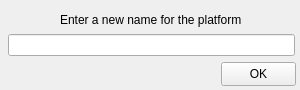
The window that gui/dialogs/platform_rename.ui (RolandWH/SIPPCompare) describes before a commit, drawn with Qt 5.
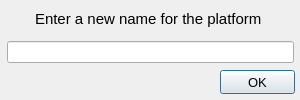
The same window after the commit.

Patch:
```diff
--- a/gui/dialogs/platform_rename.ui
+++ b/gui/dialogs/platform_rename.ui
@@ -1,54 +1,69 @@
 <?xml version="1.0" encoding="UTF-8"?>
 <ui version="4.0">
  <class>PlatformRename</class>
- <widget class="QWidget" name="PlatformRename">
+ <widget class="QDialog" name="PlatformRename">
   <property name="geometry">
    <rect>
     <x>0</x>
     <y>0</y>
     <width>300</width>
-    <height>90</height>
+    <height>100</height>
    </rect>
   </property>
   <property name="windowTitle">
    <string>Rename Platform</string>
   </property>
+  <widget class="QLineEdit" name="rename_plat_box">
+   <property name="geometry">
+    <rect>
+     <x>7</x>
+     <y>41</y>
+     <width>287</width>
+     <height>22</height>
+    </rect>
+   </property>
+   <property name="font">
+    <font>
+     <pointsize>11</pointsize>
+    </font>
+   </property>
+  </widget>
+  <widget class="QLabel" name="rename_plat_lab">
+   <property name="geometry">
+    <rect>
+     <x>35</x>
+     <y>9</y>
+     <width>241</width>
+     <height>20</height>
+    </rect>
+   </property>
+   <property name="font">
+    <font>
+     <pointsize>11</pointsize>
+    </font>
+   </property>
+   <property name="text">
+    <string>Enter a new name for the platform</string>
+   </property>
+  </widget>
   <widget class="QPushButton" name="rename_plat_ok_but">
    <property name="geometry">
     <rect>
-     <x>221</x>
-     <y>62</y>
+     <x>220</x>
+     <y>70</y>
      <width>75</width>
      <height>24</height>
     </rect>
    </property>
+   <property name="font">
+    <font>
+     <pointsize>10</pointsize>
+    </font>
+   </property>
    <property name="text">
     <string>OK</string>
    </property>
   </widget>
-  <widget class="QLabel" name="rename_plat_lab">
-   <property name="geometry">
-    <rect>
-     <x>60</x>
-     <y>10</y>
-     <width>191</width>
-     <height>20</height>
-    </rect>
-   </property>
-   <property name="text">
-    <string>Enter a new name for the platform</string>
-   </property>
-  </widget>
-  <widget class="QLineEdit" name="rename_plat_box">
-   <property name="geometry">
-    <rect>
-     <x>8</x>
-     <y>34</y>
-     <width>287</width>
-     <height>22</height>
-    </rect>
-   </property>
-  </widget>
  </widget>
  <resources/>
  <connections/>
```
Left out of the diff: 21 changed lines with no effect on the pictures.
